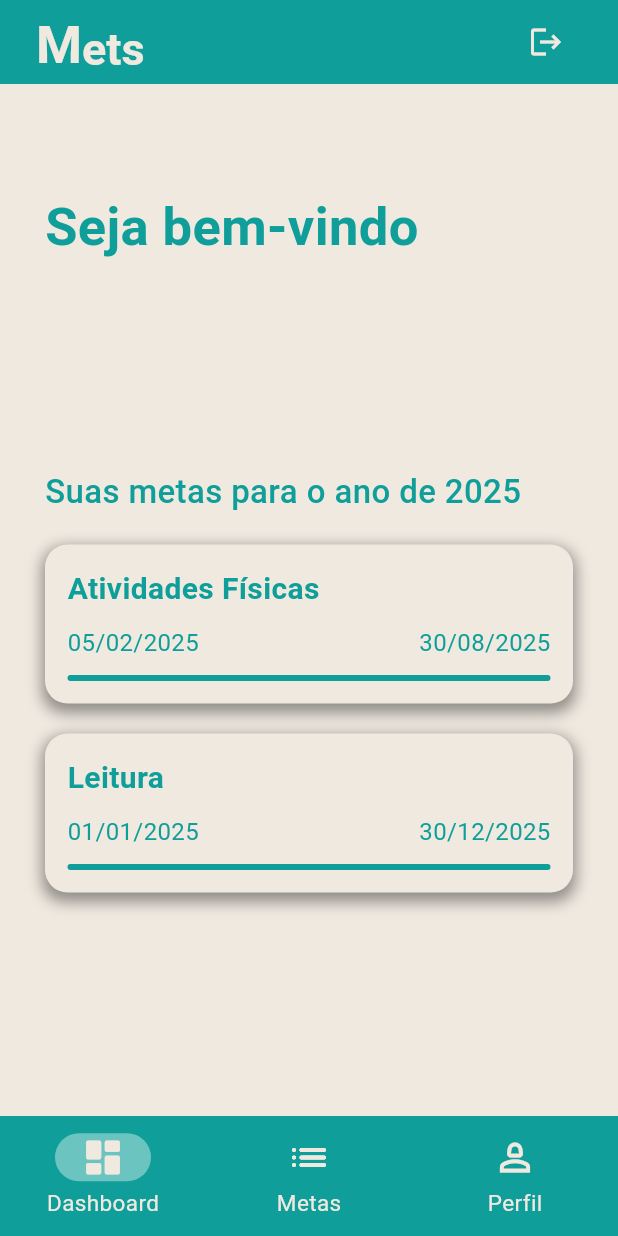
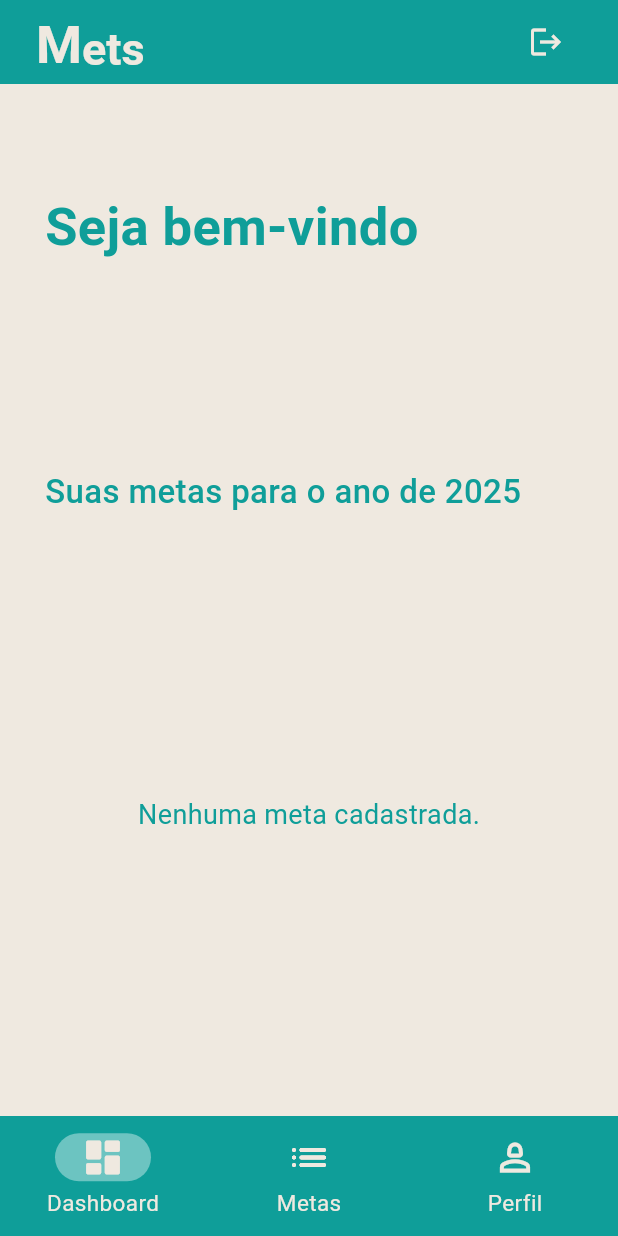
Before and after one commit to NicolasKLange/MetsApp, a Flutter app: the screen it shows once a user with an empty profile is signed in, on a phone screen of 412 x 824 dp. Run offline on Flutter 3.47's test engine with Material 3 defaults, Android fonts, the phone set to English and light mode, and no system bars; our stand-ins replace cloud_firestore, firebase_auth, firebase_core, flutter_colorpicker, flutter_multi_formatter, get and 2 more; accounts and stored records are empty; generated files the repository leaves out were written again.

Commit message:
editando tela home screen

```diff
--- a/lib/assets/componentes/card/cardsMetsStyle/cards_mets_style.dart
+++ b/lib/assets/componentes/card/cardsMetsStyle/cards_mets_style.dart
@@ -5,27 +5,24 @@ class CardMetsStyle extends StatelessWidget {
   final String title;
   final String startDate;
   final String endDate;
+  final double progress;
 
   const CardMetsStyle({
     Key? key,
     required this.title,
     required this.startDate,
     required this.endDate,
+    required this.progress,
   }) : super(key: key);
 
   @override
   Widget build(BuildContext context) {
     return Container(
-      margin: EdgeInsets.only(
-        right: 30,
-        left: 30,
-        top: 20,
-      ), // Espaço externo do card
-      padding: EdgeInsets.all(15), // Espaço interno do card
+      margin: EdgeInsets.symmetric(horizontal: 30, vertical: 10),
+      padding: EdgeInsets.all(15),
       decoration: BoxDecoration(
         color: Color(0xFFEFE9E0),
         borderRadius: BorderRadius.circular(15),
-        //Sombra do card
         boxShadow: [
           BoxShadow(
             color: Colors.black45.withOpacity(0.4),
@@ -38,8 +35,6 @@ class CardMetsStyle extends StatelessWidget {
       child: Column(
         crossAxisAlignment: CrossAxisAlignment.start,
         children: [
-
-          //Título da meta
           Text(
             title,
             style: TextStyle(
@@ -49,7 +44,6 @@ class CardMetsStyle extends StatelessWidget {
             ),
           ),
           SizedBox(height: 10),
-          //Dias de inicio e fim da meta
           Row(
             children: [
               Text(
@@ -63,14 +57,13 @@ class CardMetsStyle extends StatelessWidget {
               ),
             ],
           ),
-          const SizedBox(height: 10),
-          //Linha de progressão da meta
-          Container(
-            height: 4,
-            decoration: BoxDecoration(
-              color: Color(0xFF0F9E99),
-              borderRadius: BorderRadius.circular(10),
-            ),
+          SizedBox(height: 10),
+          LinearProgressIndicator(
+            value: progress,
+            backgroundColor: Colors.grey.shade300,
+            color: Color(0xFF0F9E99),
+            minHeight: 5,
+            borderRadius: BorderRadius.circular(10),
           ),
         ],
       ),
--- a/lib/screens/home/home_screen.dart
+++ b/lib/screens/home/home_screen.dart
@@ -4,6 +4,7 @@ import 'package:flutter/material.dart';
 import 'package:google_sign_in/google_sign_in.dart';
 import 'package:mets_app/assets/componentes/card/cardsMetsStyle/cards_mets_style.dart';
 import 'package:mets_app/assets/componentes/navigation_bar/custom_navigation_bar.dart';
+import 'package:mets_app/database/database.dart';
 import 'package:mets_app/screens/mets/mets_screen.dart';
 import 'package:mets_app/screens/profile/profile_screen.dart';
 
@@ -15,11 +16,9 @@ class DashboardScreen extends StatefulWidget {
 }
 
 class _DashboardScreenState extends State<DashboardScreen> {
+  final user = FirebaseAuth.instance.currentUser!;
+  final DatabaseMethods _databaseMethods = DatabaseMethods();
 
-  // Instanciando o nome do usuário para mostrar na tela
-  final user = FirebaseAuth.instance.currentUser!;
-
-  // Coletando o Id do usuário
   Stream<DocumentSnapshot> get userStream {
     return FirebaseFirestore.instance
         .collection('Users')
@@ -31,7 +30,6 @@ class _DashboardScreenState extends State<DashboardScreen> {
   Widget build(BuildContext context) {
     return Scaffold(
       backgroundColor: Color(0XFFEFE9E0),
-      // Body da home screen
       body: Column(
         crossAxisAlignment: CrossAxisAlignment.start,
         children: [
@@ -40,11 +38,7 @@ class _DashboardScreenState extends State<DashboardScreen> {
             builder: (context, snapshot) {
               if (snapshot.hasData && snapshot.data!.exists) {
                 final userName = snapshot.data!['name'] ?? 'Usuário';
-                return Column(
-                  crossAxisAlignment: CrossAxisAlignment.start,
-                  children: [
-                    // Texto de boas vindas para o usuário
-                    Padding(
+                return Padding(
                   padding: const EdgeInsets.only(left: 30.0, top: 70.0),
                   child: Column(
                     crossAxisAlignment: CrossAxisAlignment.start,
@@ -57,7 +51,6 @@ class _DashboardScreenState extends State<DashboardScreen> {
                           color: Color(0XFF0F9E99),
                         ),
                       ),
-                          // Nome do usuário salvo no Firebase
                       Text(
                         userName,
                         style: TextStyle(
@@ -68,25 +61,22 @@ class _DashboardScreenState extends State<DashboardScreen> {
                       ),
                     ],
                   ),
-                    ),
-                  ],
                 );
               } else {
-                return const Text(
+                return const Padding(
+                  padding: EdgeInsets.only(left: 30, top: 70),
+                  child: Text(
                     'Carregando...',
-                  style: TextStyle(fontSize: 16, color: Color(0xFFEDE8E8)),
+                    style: TextStyle(fontSize: 16, color: Color(0xFF0F9E99)),
+                  ),
                 );
               }
             },
           ),
           const SizedBox(height: 100),
-          // Metas do usuário
           Padding(
-            padding: const EdgeInsets.only(left: 30.0, right: 30),
-            child: Row(
-              mainAxisAlignment: MainAxisAlignment.start,
-              children: [
-                Text(
+            padding: const EdgeInsets.symmetric(horizontal: 30.0),
+            child: Text(
               'Suas metas para o ano de 2025',
               style: TextStyle(
                 fontSize: 22,
@@ -94,29 +84,51 @@ class _DashboardScreenState extends State<DashboardScreen> {
                 color: Color(0XFF0F9E99),
               ),
             ),
-              ],
           ),
+          Expanded(
+            child: FutureBuilder<List<Map<String, dynamic>>>(
+              future: _databaseMethods.getMetas(),
+              builder: (context, snapshot) {
+                if (snapshot.connectionState == ConnectionState.waiting) {
+                  return Center(child: CircularProgressIndicator());
+                }
+                if (!snapshot.hasData || snapshot.data!.isEmpty) {
+                  return Center(
+                    child: Text(
+                      'Nenhuma meta cadastrada.',
+                      style: TextStyle(fontSize: 18, color: Color(0XFF0F9E99)),
                     ),
-          // Lista das metas do usuário
-          Expanded(
-            child: ListView(
-              children: [
-                CardMetsStyle(
-                  title: 'Atividades Físicas',
-                  startDate: '05/02/2025',
-                  endDate: '30/08/2025',
-                ),
-                CardMetsStyle(
-                  title: 'Leitura',
-                  startDate: '01/01/2025',
-                  endDate: '30/12/2025',
-                ),
-              ],
+                  );
+                }
+                return ListView.builder(
+                  itemCount: snapshot.data!.length,
+                  itemBuilder: (context, index) {
+                    final meta = snapshot.data![index];
+                    return CardMetsStyle(
+                      title: meta['nome_meta'],
+                      startDate: formatDate(meta['data_inicio']),
+                      endDate: formatDate(meta['data_fim']),
+                      progress: calculateProgress(meta['dias_meta']),
+                    );
+                  },
+                );
+              },
             ),
           ),
         ],
       ),
     );
+  }
+
+  double calculateProgress(Map<String, bool> diasMeta) {
+    int totalDias = diasMeta.length;
+    int diasConcluidos = diasMeta.values.where((done) => done).length;
+    return diasConcluidos / totalDias;
+  }
+
+  String formatDate(String dateTime) {
+    DateTime parsedDate = DateTime.parse(dateTime);
+    return "\${parsedDate.day.toString().padLeft(2, '0')}/\${parsedDate.month.toString().padLeft(2, '0')}/\${parsedDate.year}";
   }
 }
 
--- a/lib/screens/mets/detalhes.dart
+++ b/lib/screens/mets/detalhes.dart
@@ -127,7 +127,7 @@ class _MetaDetalhesScreenState extends State<MetaDetalhesScreen> {
                   },
                   icon: Icon(
                     Icons.delete,
-                    color: Color.fromARGB(255, 65, 75, 74),
+                    color: Color(0XFF0F9E99),
                     size: 25,
                   ),
                 ),
--- a/pubspec.yaml
+++ b/pubspec.yaml
@@ -21,6 +21,7 @@ dependencies:
   flutter_multi_formatter: ^2.13.0
   flutter_colorpicker: ^1.1.0
   percent_indicator: ^4.2.4
+  intl: ^0.20.2
 
 dev_dependencies:
   flutter_test:
```
Also changed, not shown: pubspec.lock. Lines whose indentation alone changed are shown as unchanged.
